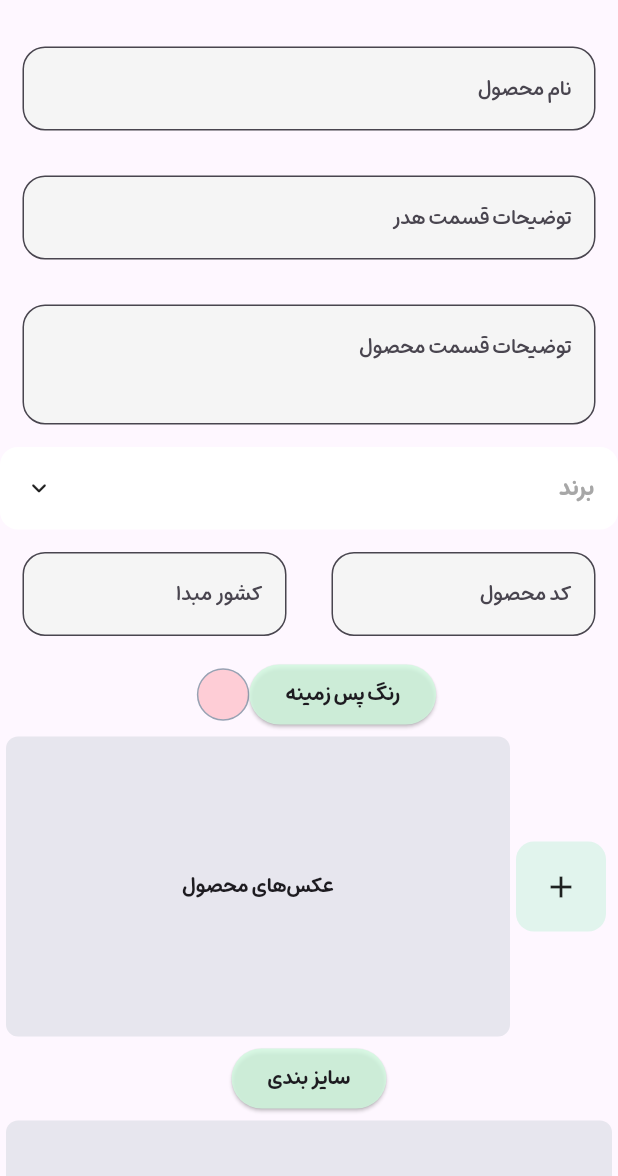
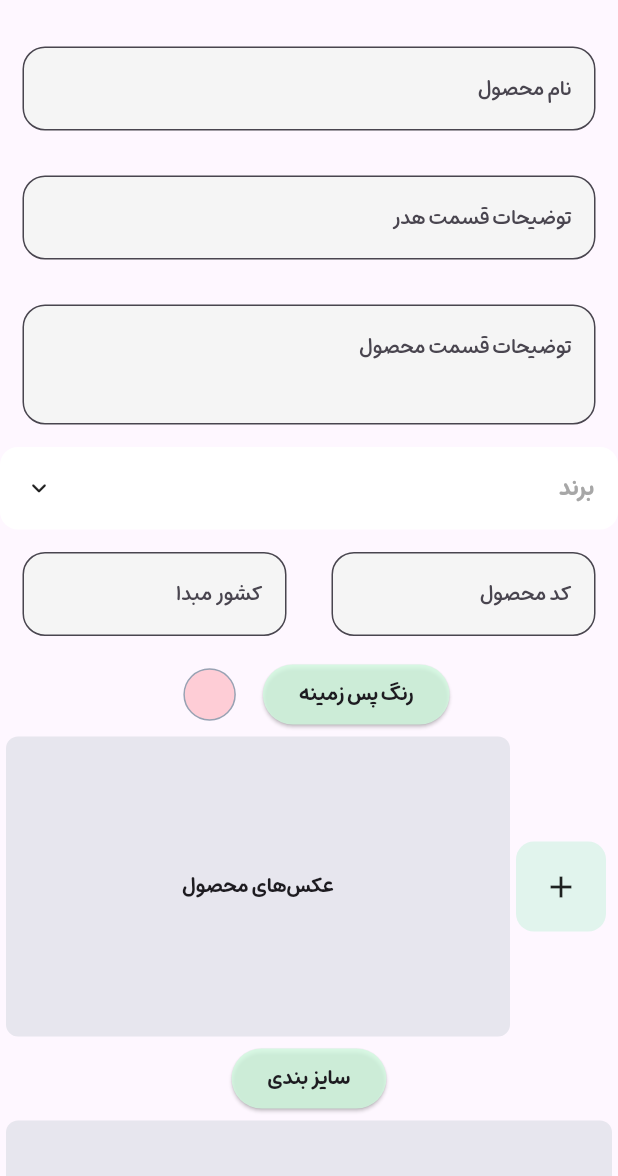
Before and after one commit to RaminBgrn/goleyakh_storys, a Flutter app: the screen it shows after launch, on a phone screen of 412 x 824 dp, the part 60-1236 px from its top. Run offline on Flutter 3.47's test engine with Material 3 defaults, Android fonts, the light colour scheme and no system bars; drawn by our look-alikes of animated_custom_dropdown; our stand-ins replace flutter_svg, gap, get, image_picker; missing offline and left inert: flex_color_picker.

Commit message:
color picker fix

```diff
--- a/lib/settings/controllers/color_controller.dart
+++ b/lib/settings/controllers/color_controller.dart
@@ -26,11 +26,11 @@ class ColorController extends GetxController {
           wheelDiameter: 230,
           wheelWidth: 18,
           wheelHasBorder: true,
-          onColorChanged: (color) {
-            print(color);
+          onColorChangeEnd: (color) {
             _selectedColor = color;
             update();
           },
+          onColorChanged: (color) {},
         ),
       ),
     ));
--- a/lib/settings/screens/setting_page.dart
+++ b/lib/settings/screens/setting_page.dart
@@ -138,7 +138,7 @@ class SettingPage extends StatelessWidget {
                       width: 35,
                       height: 35,
                       decoration: BoxDecoration(
-                        color: myRose[200],
+                        color: clr.getBackgroundColor,
                         borderRadius: BorderRadius.circular(100),
                         border: Border.all(
                           width: 1,
@@ -148,6 +148,7 @@ class SettingPage extends StatelessWidget {
                     );
                   },
                 ),
+                const Gap(18),
                 ElevatedButton(
                   style: ButtonStyle(
                     backgroundColor: MaterialStateProperty.all<Color>(
```
